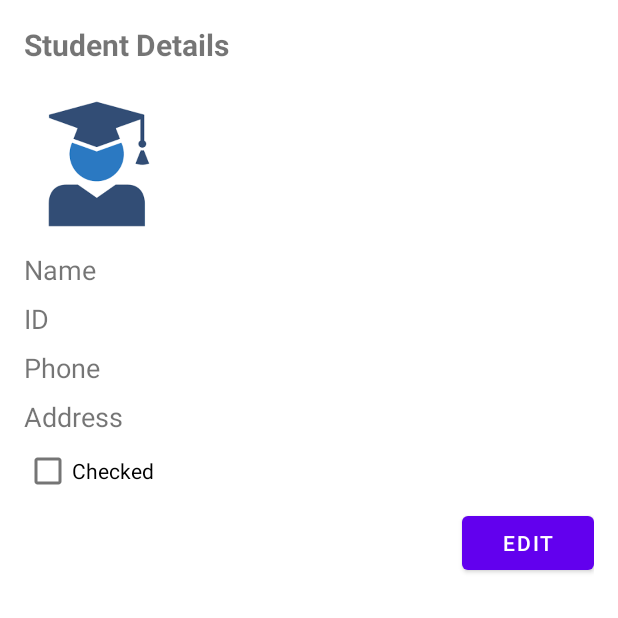
After one commit to ShadowJu/student-app-assignment, an Android app built with Jetpack Compose: the StudentDetailsActivity screen opened directly, with no data from a screen before it, on a phone screen of 412 x 824 dp, the top half of it. The commit adds this screen. Run offline under Robolectric (Android 15) with nearby library versions, the phone set to English and light mode, and no system bars.

Commit message:
feat: add student details and adding titles

```diff
--- a/app/src/main/AndroidManifest.xml
+++ b/app/src/main/AndroidManifest.xml
@@ -20,6 +20,10 @@
             android:theme="@style/AppTheme">
         </activity>
         <activity
+            android:name=".activities.StudentDetailsActivity"
+            android:theme="@style/AppTheme">
+        </activity>
+        <activity
             android:name=".MainActivity"
             android:exported="true"
             android:label="@string/app_name"
--- a/app/src/main/java/com/example/student_app_assignment/activities/NewStudentActivity.kt
+++ b/app/src/main/java/com/example/student_app_assignment/activities/NewStudentActivity.kt
@@ -16,7 +16,7 @@ class NewStudentActivity : AppCompatActivity() {
     override fun onCreate(savedInstanceState: Bundle?) {
         super.onCreate(savedInstanceState)
         setContentView(R.layout.activity_add_student)
-        title = getString(R.string.edit_student_title)
+        title = getString(R.string.create_student_title)
         findViewById<Button>(R.id.addButton).setOnClickListener {
             val id = findViewById<EditText>(R.id.idInput).text.toString()
             val name = findViewById<EditText>(R.id.nameInput).text.toString()
--- /dev/null
+++ b/app/src/main/java/com/example/student_app_assignment/activities/StudentDetailsActivity.kt
@@ -0,0 +1,31 @@
+package com.example.student_app_assignment.activities
+
+import android.os.Bundle
+import android.widget.ImageView
+import android.widget.TextView
+import androidx.appcompat.app.AppCompatActivity
+import com.example.student_app_assignment.R
+import com.example.student_app_assignment.repositories.StudentRepository
+
+class StudentDetailsActivity : AppCompatActivity() {
+    override fun onCreate(savedInstanceState: Bundle?) {
+        super.onCreate(savedInstanceState)
+        setContentView(R.layout.activity_student_details)
+        title = getString(R.string.edit_student_title)
+        // Get the student index from the Intent
+        val studentIndex = intent.getIntExtra("studentIndex", -1)
+
+        if (studentIndex != -1) {
+            val student = StudentRepository.getStudents()[studentIndex]
+
+            // Populate the UI with the student's details
+            findViewById<TextView>(R.id.detailsName).text = student.name
+            findViewById<TextView>(R.id.detailsId).text = student.id
+            findViewById<TextView>(R.id.detailsAddress).text = student.address
+            findViewById<TextView>(R.id.detailsPhone).text = student.phone
+            //findViewById<TextView>(R.id.studentCheckBox).text = student.isChecked
+            val studentImageView: ImageView = findViewById(R.id.detailsImage)
+            studentImageView.setImageResource(R.drawable.student_img)
+        }
+    }
+}
--- /dev/null
+++ b/app/src/main/java/com/example/student_app_assignment/listeners/OnStudentClickListener.kt
@@ -0,0 +1,5 @@
+package com.example.student_app_assignment.listeners
+
+interface OnStudentClickListener {
+    fun onStudentClick(index: Int)
+}
--- /dev/null
+++ b/app/src/main/res/layout/activity_student_details.xml
@@ -0,0 +1,74 @@
+<LinearLayout
+    xmlns:android="http://schemas.android.com/apk/res/android"
+    android:layout_width="match_parent"
+    android:layout_height="match_parent"
+    android:orientation="vertical"
+    android:padding="16dp">
+
+
+    <TextView
+        android:id="@+id/titleTextView"
+        android:layout_width="wrap_content"
+        android:layout_height="wrap_content"
+        android:text="Student Details"
+        android:textSize="20sp"
+        android:textStyle="bold"
+        android:gravity="center"
+        android:layout_marginBottom="16dp"/>
+
+
+    <ImageView
+        android:id="@+id/detailsImage"
+        android:layout_width="100dp"
+        android:layout_height="100dp"
+        android:src="@drawable/student_img" />
+
+    <TextView
+        android:id="@+id/detailsName"
+        android:layout_width="wrap_content"
+        android:layout_height="wrap_content"
+        android:text="Name"
+        android:textSize="18sp"
+        android:paddingTop="8dp" />
+
+    <TextView
+        android:id="@+id/detailsId"
+        android:layout_width="wrap_content"
+        android:layout_height="wrap_content"
+        android:text="ID"
+        android:textSize="18sp"
+        android:paddingTop="8dp" />
+
+
+    <TextView
+        android:id="@+id/detailsPhone"
+        android:layout_width="wrap_content"
+        android:layout_height="wrap_content"
+        android:text="Phone"
+        android:textSize="18sp"
+        android:paddingTop="8dp" />
+
+    <TextView
+        android:id="@+id/detailsAddress"
+        android:layout_width="wrap_content"
+        android:layout_height="wrap_content"
+        android:text="Address"
+        android:textSize="18sp"
+        android:paddingTop="8dp" />
+
+    <CheckBox
+        android:id="@+id/detailsCheckBox"
+        android:text="Checked"
+        android:layout_width="wrap_content"
+        android:layout_height="wrap_content" />
+
+    <Button
+        android:id="@+id/editButton"
+        android:layout_width="wrap_content"
+        android:layout_height="wrap_content"
+        android:text="Edit"
+        android:layout_gravity="end|bottom"
+        android:layout_marginBottom="16dp"
+        android:layout_marginLeft="16dp"/>
+
+</LinearLayout>
--- a/app/src/main/res/values/strings.xml
+++ b/app/src/main/res/values/strings.xml
@@ -1,3 +1,7 @@
 <resources>
     <string name="app_name">student-app-assignment</string>
+    <string name="student_details_title">Student Details</string>
+    <string name="create_student_title">Create Student</string>
+    <string name="edit_student_title">Edit Student</string>
+    <string name="student_list_title">Students List</string>
 </resources>
```
Also changed, not shown: app/src/main/java/com/example/student_app_assignment/activities/StudentListActivity.kt (renamed from app/src/main/java/com/example/student_app_assignment/activites/StudentListActivity.kt, +11 -5 lines), app/src/main/java/com/example/student_app_assignment/repositories/StudentRepository.kt (+14 -1 lines).
